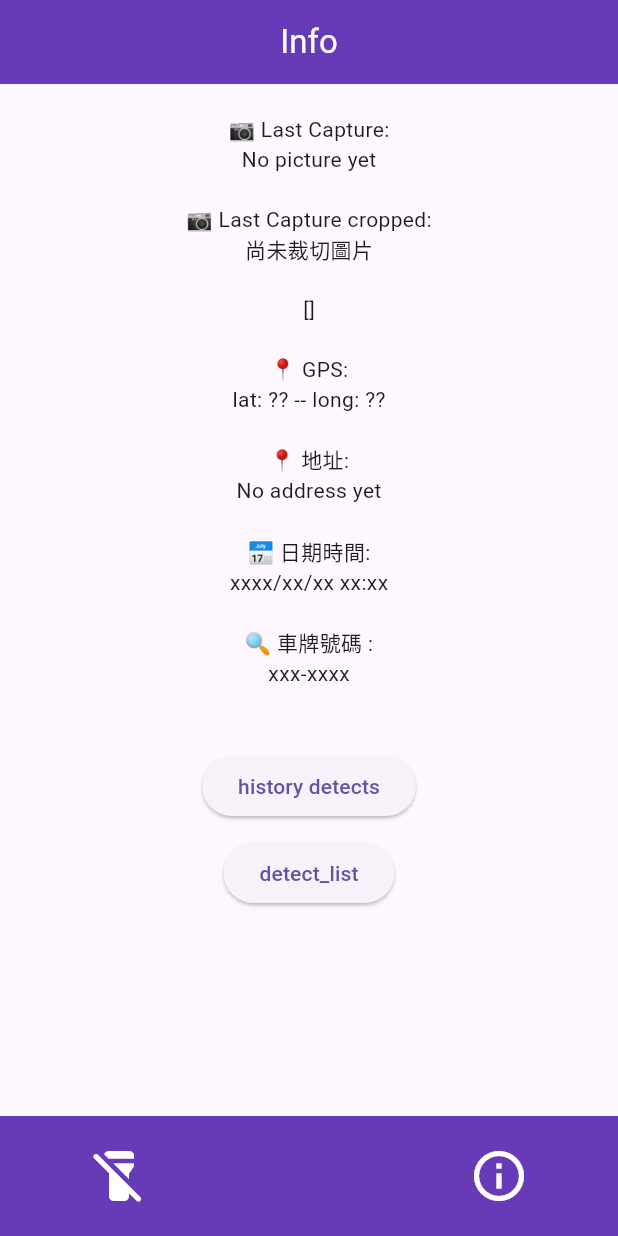
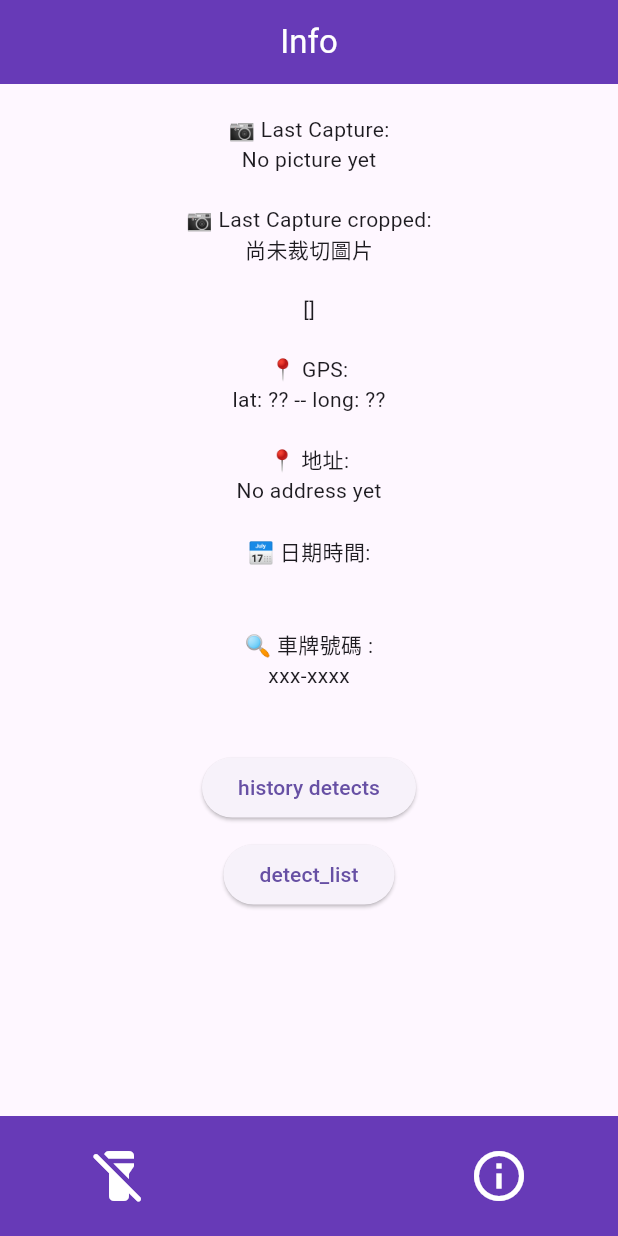
Before and after one commit to Sunwen0625/my_project_flutter, a Flutter app: the InfoScreen screen opened by its route, after a tap on the "flashlight on" icon, on a phone screen of 412 x 824 dp. Run offline on Flutter 3.47's test engine with Material 3 defaults, Android fonts, the phone set to English and light mode, and no system bars; our stand-ins replace geocoding, geolocator, permission_handler, share_plus; missing offline and left inert: google_mlkit_text_recognition, ultralytics_yolo.

Commit message:
feat: Display current date and time
This commit adds the functionality to capture and display the current date and time when a detection occurs.

- **Date/Time Utility**:
  - Adds the `intl` package to format date and time.
  - Creates a new `CurrentTimeUtils` class to get the current date and time as a formatted string (`yyyy/MM/dd - HH:mm:ss`).

- **State Management**:
  - In `DetectProvider`, replaces the `_dateTime` object with a `dateTimeString`.
  - Implements `getCurrentTime()` to fetch the formatted time string from `CurrentTimeUtils` and update the state.

- **UI Update**:
  - The `display_info.dart` component is updated to display `detect.dateTimeString`, showing the captured date and time instead of a placeholder.

- **Dependency Updates**:
  - Some `ultralytics_yolo` package dependencies were updated, and related import paths were adjusted from `yolo_view.dart` to `widgets/yolo_controller.dart`.

```diff
--- a/lib/components/display_info.dart
+++ b/lib/components/display_info.dart
@@ -61,8 +61,7 @@ class DisplayInfo extends StatelessWidget {
                 Text(detect.address ?? "No address yet"),
                 const SizedBox(height: 20),
                 const Text("📅 日期時間:"),
-                //TODO 這裡要改成日期時間
-                Text("xxxx/xx/xx xx:xx"),
+                Text(detect.dateTimeString ),
                 const SizedBox(height: 20),
                 const Text("🔍 車牌號碼 :"),
                 Text("xxx-xxxx"),
--- a/lib/providers/detect_provider.dart
+++ b/lib/providers/detect_provider.dart
@@ -3,13 +3,16 @@ import 'dart:io';
 import 'package:geocoding/geocoding.dart';
 import 'package:geolocator/geolocator.dart';
 import 'package:flutter/cupertino.dart';
+import 'package:my_project/utils/current_time_utils.dart';
 import 'package:ultralytics_yolo/ultralytics_yolo.dart';
+import 'package:ultralytics_yolo/widgets/yolo_controller.dart';
 
 import '../utils/capture_util.dart';
 import '../utils/flashlight_util.dart';
 import '../utils/image_crop_util.dart';
 import '../utils/location_utils.dart';
 import '../utils/ocr_util.dart';
+
 
 class DetectProvider with ChangeNotifier {
   final controller = YOLOViewController();
@@ -38,13 +41,12 @@ class DetectProvider with ChangeNotifier {
       debugPrint("⚠️ 取得定位失敗 或 地址失敗：$e");
     }
   }
-  DateTime _dateTime = DateTime.now();
-  DateTime get dateTime => _dateTime;
 
-  //time
-  Future<void> currentTime() async {
-    // xxxx/xx/xx xx:xx
-    _dateTime = DateTime.now();
+  String dateTimeString = "";
+  // 取得時間
+  Future<void> getCurrentTime() async {
+    final currentTime  = CurrentTimeUtils().getCurrentDateTime();
+    dateTimeString = currentTime;
     notifyListeners();
   }
 
@@ -99,7 +101,7 @@ class DetectProvider with ChangeNotifier {
 
   //裁切圖片(可多張)
   // 裁切結果（多張）
-  List<_CroppedObject> _croppedList = [];
+  final List<_CroppedObject> _croppedList = [];
   List<_CroppedObject> get croppedList => _croppedList;
 
   Future<void> cropAllDetectedObjects() async {
--- a/lib/test_page_function/get_yolo_screen.dart
+++ b/lib/test_page_function/get_yolo_screen.dart
@@ -3,8 +3,9 @@ import 'dart:io';
 import 'package:flutter/material.dart';
 import 'package:path_provider/path_provider.dart';
 import 'package:share_plus/share_plus.dart';
+import 'package:ultralytics_yolo/widgets/yolo_controller.dart';
 import 'package:ultralytics_yolo/yolo.dart';
-import 'package:ultralytics_yolo/yolo_task.dart';
+
 import 'package:ultralytics_yolo/yolo_view.dart';
 
 
--- a/lib/utils/capture_util.dart
+++ b/lib/utils/capture_util.dart
@@ -2,7 +2,8 @@
 import 'dart:io';
 
 import 'package:path_provider/path_provider.dart';
-import 'package:ultralytics_yolo/yolo_view.dart';
+import 'package:ultralytics_yolo/widgets/yolo_controller.dart';
+
 
 class CaptureUtil{
   static Future<File?> getCapture(YOLOViewController controller) async {
--- a/lib/utils/flashlight_util.dart
+++ b/lib/utils/flashlight_util.dart
@@ -1,4 +1,5 @@
-import 'package:ultralytics_yolo/yolo_view.dart';
+import 'package:ultralytics_yolo/widgets/yolo_controller.dart';
+
 
 class FlashlightUtil {
   static bool _isOn = false;
@@ -7,7 +8,7 @@ class FlashlightUtil {
 
   static Future<void> toggle(YOLOViewController controller) async {
     try {
-      await controller.toggleFlashlight(_isOn);
+     // await controller.toggleFlashlight(_isOn);
       _isOn = !_isOn;
     } on Exception catch (e) {
       print("Flashlight error: $e");
--- a/pubspec.yaml
+++ b/pubspec.yaml
@@ -46,6 +46,7 @@ dependencies:
   camera: ^0.11.2
   image: ^4.5.4
   google_mlkit_text_recognition: ^0.15.0
+  intl: ^0.20.2
 
 
 dev_dependencies:
```
Also changed, not shown: lib/utils/current_time_utils.dart (added, +10 -0 lines), pubspec.lock.
